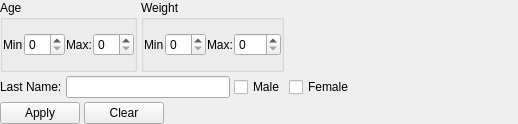
gcdean/TournamentMaster, file BracketMaster/CompetitorFilterWidget.ui: the form before one commit.
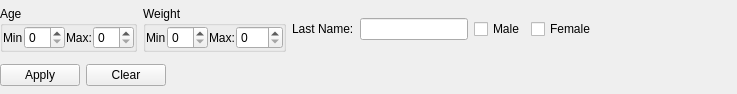
The form after the commit.

The edit to the form file:
```diff
--- a/BracketMaster/CompetitorFilterWidget.ui
+++ b/BracketMaster/CompetitorFilterWidget.ui
@@ -6,8 +6,8 @@
    <rect>
     <x>0</x>
     <y>0</y>
-    <width>518</width>
-    <height>124</height>
+    <width>737</width>
+    <height>94</height>
    </rect>
   </property>
   <property name="sizePolicy">
@@ -20,8 +20,8 @@
    <string>Form</string>
   </property>
   <layout class="QVBoxLayout" name="verticalLayout">
-   <property name="spacing">
-    <number>4</number>
+   <property name="sizeConstraint">
+    <enum>QLayout::SetMinimumSize</enum>
    </property>
    <property name="leftMargin">
     <number>0</number>
@@ -36,7 +36,7 @@
     <number>0</number>
    </property>
    <item>
-    <layout class="QHBoxLayout" name="horizontalLayout_3">
+    <layout class="QHBoxLayout" name="horizontalLayout_3" stretch="0,0,0,0,0,0,0,1">
      <item>
       <widget class="QGroupBox" name="groupBox">
        <property name="title">
@@ -153,23 +153,6 @@
       </widget>
      </item>
      <item>
-      <spacer name="horizontalSpacer_2">
-       <property name="orientation">
-        <enum>Qt::Horizontal</enum>
-       </property>
-       <property name="sizeHint" stdset="0">
-        <size>
-         <width>40</width>
-         <height>20</height>
-        </size>
-       </property>
-      </spacer>
-     </item>
-    </layout>
-   </item>
-   <item>
-    <layout class="QHBoxLayout" name="horizontalLayout_4">
-     <item>
       <widget class="QLabel" name="label_5">
        <property name="text">
         <string>Last Name:</string>
@@ -206,10 +189,23 @@
        </property>
       </spacer>
      </item>
+     <item>
+      <spacer name="horizontalSpacer_2">
+       <property name="orientation">
+        <enum>Qt::Horizontal</enum>
+       </property>
+       <property name="sizeHint" stdset="0">
+        <size>
+         <width>0</width>
+         <height>0</height>
+        </size>
+       </property>
+      </spacer>
+     </item>
     </layout>
    </item>
    <item>
-    <layout class="QHBoxLayout" name="horizontalLayout_5">
+    <layout class="QHBoxLayout" name="horizontalLayout_5" stretch="0,0,1">
      <item>
       <widget class="QPushButton" name="applyBtn">
        <property name="text">
@@ -231,8 +227,8 @@
        </property>
        <property name="sizeHint" stdset="0">
         <size>
-         <width>40</width>
-         <height>20</height>
+         <width>0</width>
+         <height>0</height>
         </size>
        </property>
       </spacer>
```
